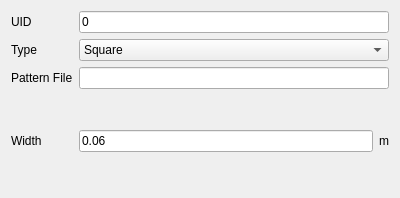
First picture: the form in intern/src/editor_gui/edit_inspector_arcontroller_marker.ui, repository swantmon/saltwater, before the edit.
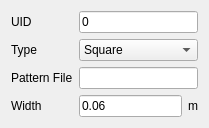
Second picture: the form after the edit.

What changed in the file:
```diff
--- a/intern/src/editor_gui/edit_inspector_arcontroller_marker.ui
+++ b/intern/src/editor_gui/edit_inspector_arcontroller_marker.ui
@@ -6,8 +6,8 @@
    <rect>
     <x>0</x>
     <y>0</y>
-    <width>400</width>
-    <height>198</height>
+    <width>181</width>
+    <height>118</height>
    </rect>
   </property>
   <property name="windowTitle">
```
Left out of the diff: 70 changed lines with no effect on the pictures.
